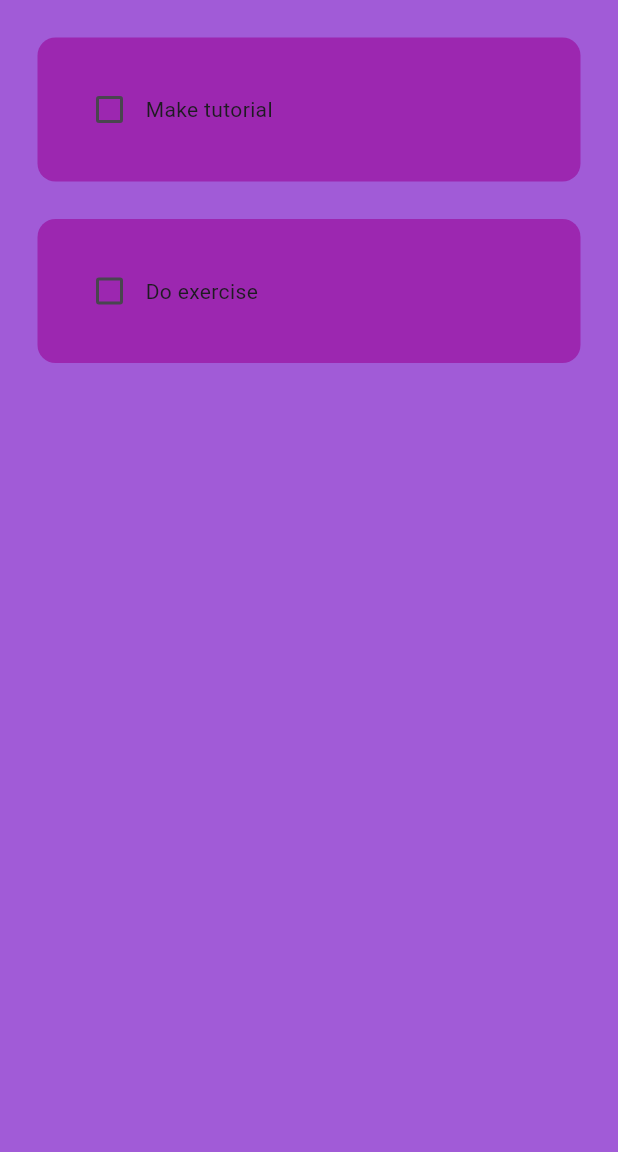
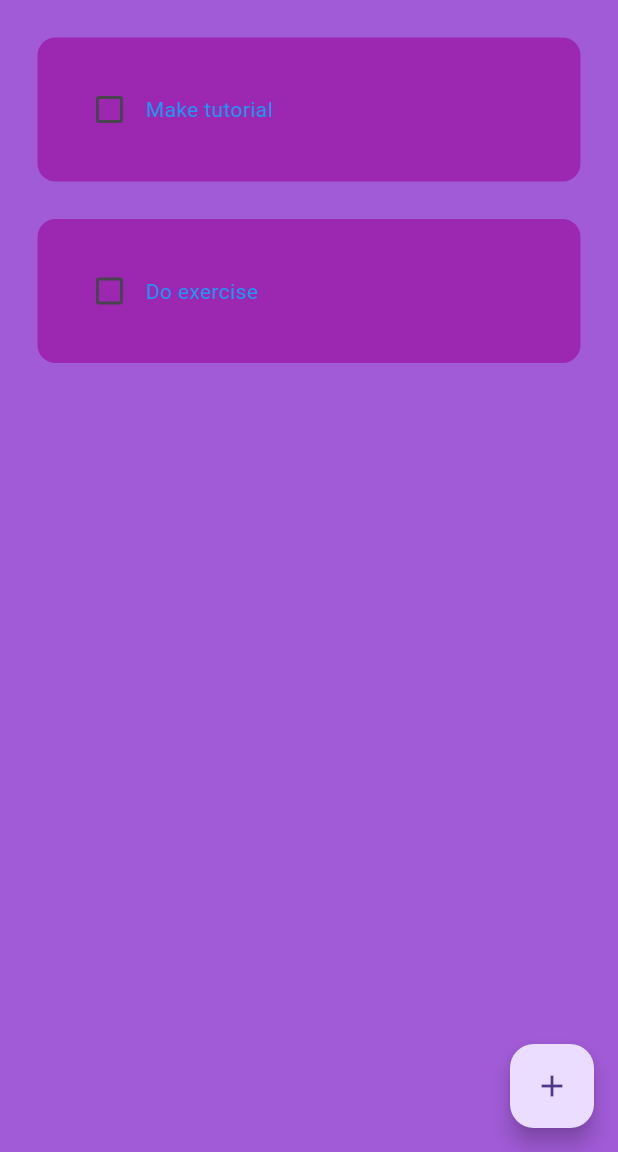
Before and after one commit to prissmarquez/ToDo-Aplication, a Flutter app: the screen it shows after launch, on a phone screen of 412 x 824 dp, the part 84-1236 px from its top. Run offline on Flutter 3.47's test engine with Material 3 defaults, Android fonts, the phone set to English and light mode, and no system bars.

Commit message:
agregado de buttons

```diff
--- a/lib/pages/home_page.dart
+++ b/lib/pages/home_page.dart
@@ -1,4 +1,5 @@
 import 'package:flutter/material.dart';
+import 'package:flutter_basic/util/dialog_box.dart';
 import 'package:flutter_basic/util/to_list.dart';
 
 class HomePage extends StatefulWidget {
@@ -9,7 +10,8 @@ class HomePage extends StatefulWidget {
 }
 
 class _HomePageState extends State<HomePage> {
-
+  //text controller
+  final _controller = TextEditingController ();
   //list of todo task
   List toDoList = [
     ["Make tutorial", false ],
@@ -21,6 +23,21 @@ class _HomePageState extends State<HomePage> {
       toDoList[index] [1] = !toDoList [index] [1];
   });
   }
+
+  //create new task
+  void createNewTask (){
+    showDialog(
+      context: context,
+      builder: (context) {
+        return DialogBox(
+          controller: _controller,
+          onSave: ,
+          onCancel: ,
+        );
+      }
+    );
+  }
+
   @override
   Widget build(BuildContext context) {
     return Scaffold(
@@ -30,6 +47,10 @@ class _HomePageState extends State<HomePage> {
         title: Text("TO DO "),
         elevation: 0,
       ),
+      floatingActionButton: FloatingActionButton(
+        onPressed: createNewTask,
+        child: Icon(Icons.add),
+        ),
       body: ListView.builder(
         itemCount: toDoList.length,
         itemBuilder:(context, index) {
--- a/lib/util/to_list.dart
+++ b/lib/util/to_list.dart
@@ -25,11 +25,20 @@ class ToList extends StatelessWidget {
             //checkbox
            Checkbox(
             value: taskCompleted,
-            onChanged: onChanged
+            onChanged: onChanged,
+            activeColor: Colors.black,
             ),
 
             //task name
-            Text(taskName),
+            Text(
+              taskName,
+              style: TextStyle(
+                color: Colors.blue,
+                decoration: taskCompleted
+                ? TextDecoration.lineThrough :
+                TextDecoration.none,
+              )
+              ),
           ],
         ),
         decoration: BoxDecoration(
```
Also changed, not shown: lib/util/dialog_box.dart (added, +53 -0 lines), lib/util/my_buttons.dart (added, +20 -0 lines).
